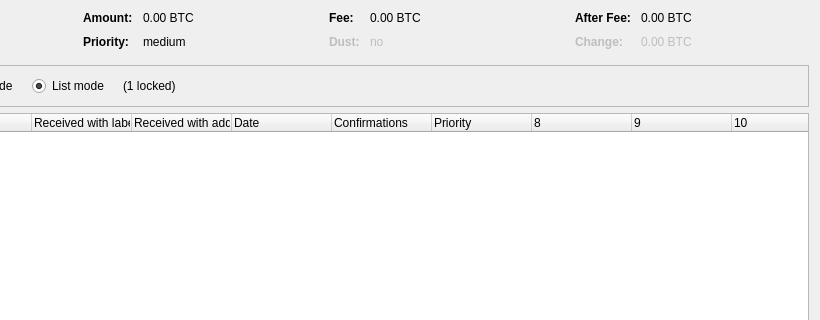
First picture: the form in src/qt/forms/coincontroldialog.ui, repository ShorelineCrypto/cheetahcoin, before the edit; both pictures show x 180 to 1000 and y 0 to 320 of the 1000 by 500 pixel window.
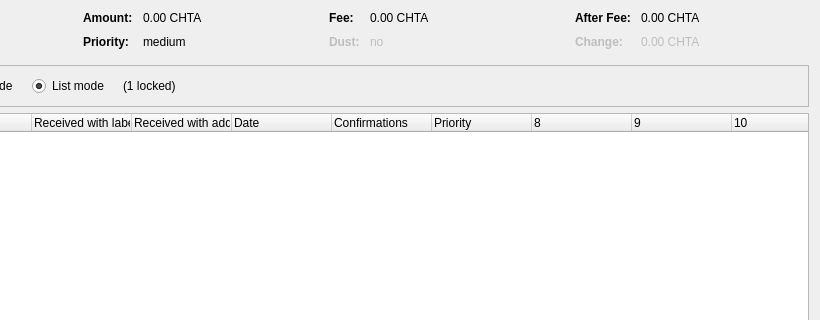
Second picture: the form after the edit. Custom widgets are drawn as their Qt base class.

Patch:
```diff
--- a/src/qt/forms/coincontroldialog.ui
+++ b/src/qt/forms/coincontroldialog.ui
@@ -132,7 +132,7 @@
           <enum>Qt::ActionsContextMenu</enum>
          </property>
          <property name="text">
-          <string notr="true">0.00 BTC</string>
+          <string notr="true">0.00 CHTA</string>
          </property>
          <property name="textInteractionFlags">
           <set>Qt::LinksAccessibleByMouse|Qt::TextSelectableByKeyboard|Qt::TextSelectableByMouse</set>
@@ -206,7 +206,7 @@
           <enum>Qt::ActionsContextMenu</enum>
          </property>
          <property name="text">
-          <string notr="true">0.00 BTC</string>
+          <string notr="true">0.00 CHTA</string>
          </property>
          <property name="textInteractionFlags">
           <set>Qt::LinksAccessibleByMouse|Qt::TextSelectableByKeyboard|Qt::TextSelectableByMouse</set>
@@ -286,7 +286,7 @@
           <enum>Qt::ActionsContextMenu</enum>
          </property>
          <property name="text">
-          <string notr="true">0.00 BTC</string>
+          <string notr="true">0.00 CHTA</string>
          </property>
          <property name="textInteractionFlags">
           <set>Qt::LinksAccessibleByMouse|Qt::TextSelectableByKeyboard|Qt::TextSelectableByMouse</set>
@@ -321,7 +321,7 @@
           <enum>Qt::ActionsContextMenu</enum>
          </property>
          <property name="text">
-          <string notr="true">0.00 BTC</string>
+          <string notr="true">0.00 CHTA</string>
          </property>
          <property name="textInteractionFlags">
           <set>Qt::LinksAccessibleByMouse|Qt::TextSelectableByKeyboard|Qt::TextSelectableByMouse</set>
```
